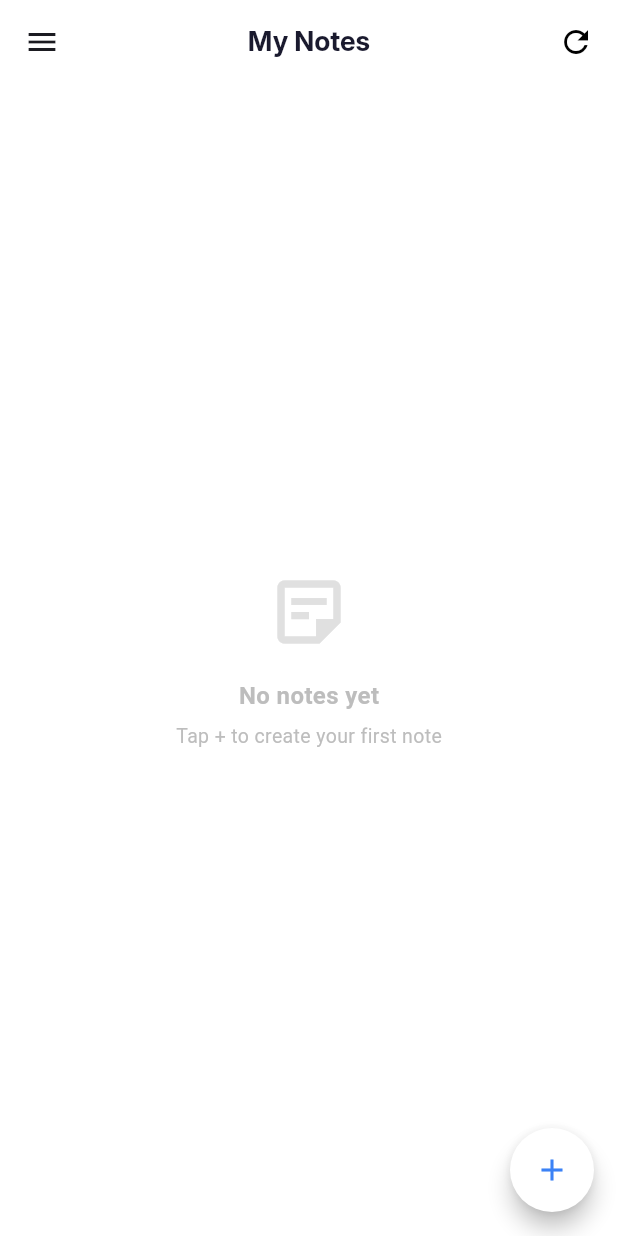
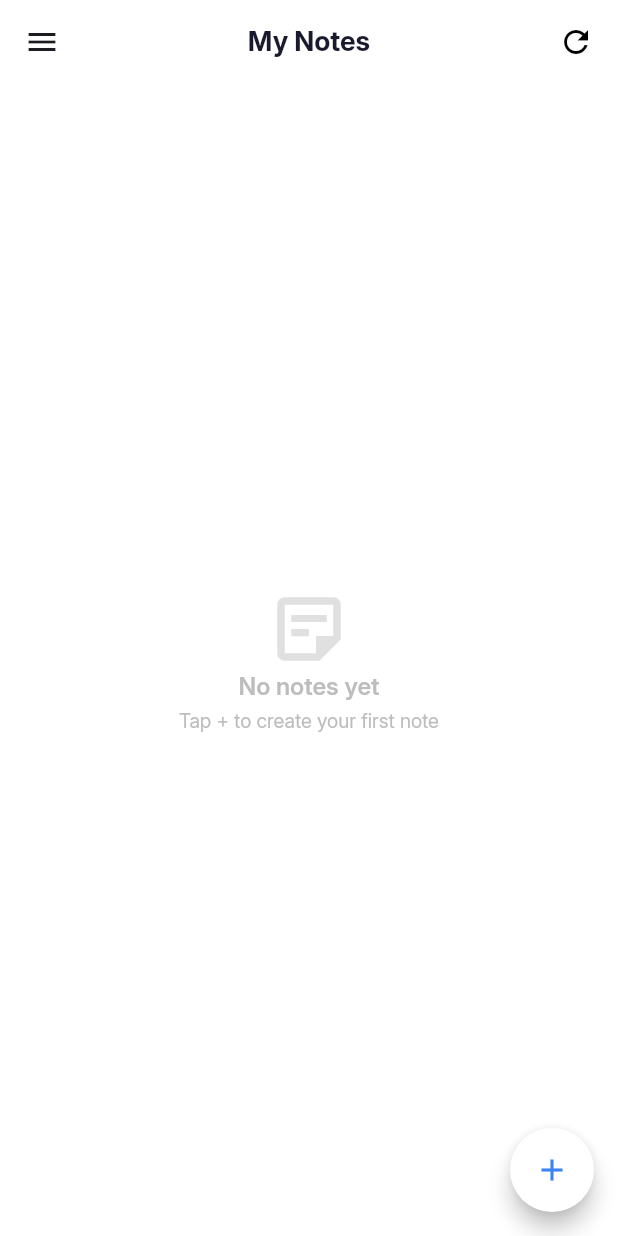
Before and after one commit to Rosdeb/SaveNote, a Flutter app: the HomeScreen screen opened by its route, on a phone screen of 412 x 824 dp. Run offline on Flutter 3.47's test engine with Material 3 defaults, Android fonts, the phone set to English and light mode, and no system bars; our stand-ins replace connectivity_plus, flutter_dotenv, flutter_svg, get, go_router, image_picker and 2 more; accounts and stored records are empty.

Commit message:
const use.

```diff
--- a/lib/Views/Feature/HomeScreen/HomeScreen.dart
+++ b/lib/Views/Feature/HomeScreen/HomeScreen.dart
@@ -157,20 +157,19 @@ class _NoteListBody extends StatelessWidget {
                 size: 56,
                 color: Colors.grey.shade300,
               ),
-              const SizedBox(height: 16),
+              const SizedBox(width: AppSpacing.s16,),
               AppText(
                 'No notes yet',
-                style: TextStyle(
-                  fontSize: 16,
-                  fontWeight: FontWeight.w600,
-                  color: Colors.grey.shade400,
-                ),
+                 fontSize: 16,
+                 fontWeight: FontWeight.w600,
+                 color: Colors.grey.shade400,
+
               ),
               const SizedBox(height: 6),
               AppText(
                 'Tap + to create your first note',
-                style: TextStyle(fontSize: 13, color: Colors.grey.shade400),
-              ),
+                fontSize: 13,
+                color: Colors.grey.shade400),
             ],
           ),
         );
@@ -206,7 +205,6 @@ class NoteList extends StatelessWidget {
               itemBuilder: (_, __) => const NoteCardShimmer(),
             ): const SizedBox.shrink());
           }
-
           final note = controller.notesList[index] as NoteModel;
           return NoteCard(
             note: note,
```
